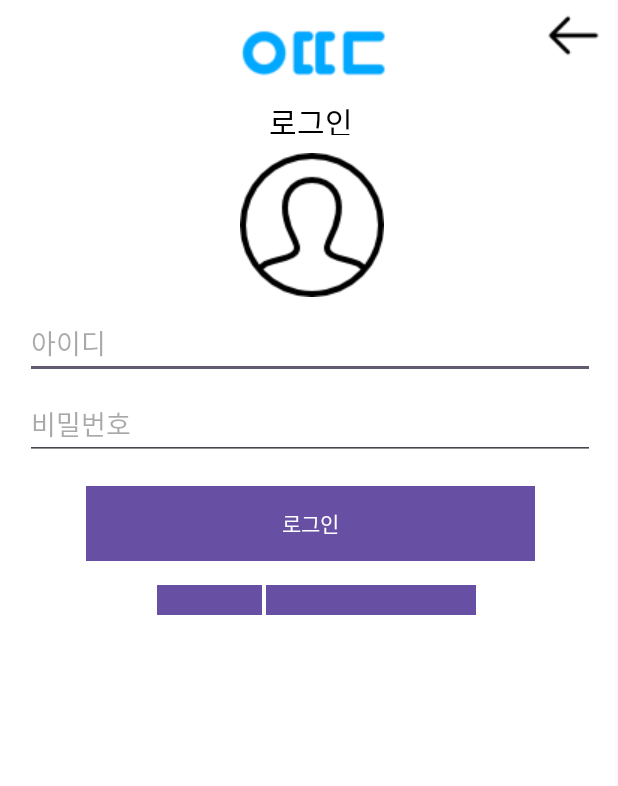
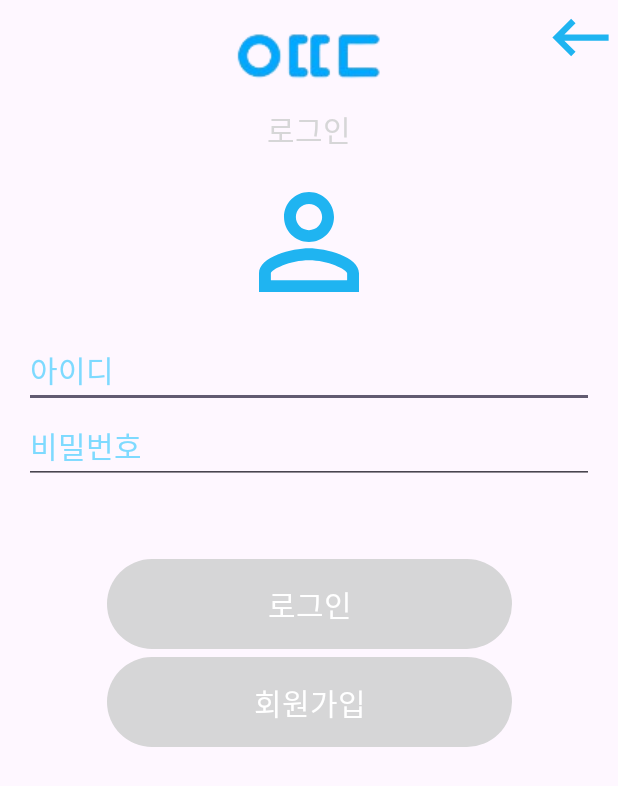
Before and after one commit to rlaangks1/YeoDdaDae, an Android app: the LoginActivity screen opened directly, with no data from a screen before it, on a phone screen of 412 x 824 dp. Shown: the top 786 px of the screen. Run offline under Robolectric (Android 15) with nearby library versions, the phone set to English and light mode, and no system bars; our stand-ins replace Firebase (no records; nobody signed in at launch, a user with empty details on screens opened directly); libraries missing offline, so code that uses them is left out: com.prolificinteractive.materialcalendarview; 4 statements that could not run were skipped.

Commit message:
<activity_login> 과도한 마진 제거, 버튼텍스트 사이즈크게,  backbtn추가

```diff
--- a/YeoDdaDae/app/src/main/res/layout/activity_login.xml
+++ b/YeoDdaDae/app/src/main/res/layout/activity_login.xml
@@ -1,115 +1,120 @@
-<RelativeLayout
-    xmlns:android="http://schemas.android.com/apk/res/android"
-    android:id="@+id/android_lar"
-    android:layout_width="410dp"
-    android:layout_height="730dp"
-    android:clipToOutline="true"
-    android:background="#FFFFFF">
+<?xml version="1.0" encoding="utf-8"?>
+<androidx.constraintlayout.widget.ConstraintLayout xmlns:android="http://schemas.android.com/apk/res/android"
+    xmlns:tools="http://schemas.android.com/tools"
+    android:layout_width="match_parent"
+    android:layout_height="match_parent"
+    xmlns:app="http://schemas.android.com/apk/res-auto">
 
-    <View
-        android:id="@+id/main_image"
-        android:layout_width="99dp"
-        android:layout_height="36dp"
-        android:layout_alignParentLeft="true"
-        android:layout_alignParentTop="true"
-        android:layout_marginLeft="160dp"
-        android:layout_marginTop="18dp"
-        android:background="@drawable/main_image" />
     <ImageView
-        android:id="@+id/user_face"
-        android:layout_width="96dp"
-        android:layout_height="96dp"
-        android:layout_alignParentLeft="true"
-        android:layout_alignParentTop="true"
-        android:layout_marginLeft="160dp"
-        android:layout_marginTop="102dp"
-        android:background="@drawable/user_face" />
+        android:id="@+id/login_mainicon"
+        android:layout_width="wrap_content"
+        android:layout_height="wrap_content"
+        android:layout_marginTop="20dp"
+        app:layout_constraintEnd_toEndOf="parent"
+        app:layout_constraintStart_toStartOf="parent"
+        app:layout_constraintTop_toTopOf="parent"
+        app:srcCompat="@drawable/mainicon" />
+
+    <TextView
+        android:id="@+id/loginTxt"
+        android:layout_width="wrap_content"
+        android:layout_height="wrap_content"
+        android:layout_marginTop="15dp"
+        android:text="로그인"
+        android:textColor="@color/sub"
+        android:textSize="20sp"
+        app:layout_constraintEnd_toEndOf="parent"
+        app:layout_constraintStart_toStartOf="parent"
+        app:layout_constraintTop_toBottomOf="@+id/login_mainicon" />
+
+    <ImageView
+        android:id="@+id/userFace"
+        android:layout_width="wrap_content"
+        android:layout_height="wrap_content"
+        android:layout_marginTop="10dp"
+        app:layout_constraintEnd_toEndOf="parent"
+        app:layout_constraintStart_toStartOf="parent"
+        app:layout_constraintTop_toBottomOf="@+id/loginTxt"
+        app:srcCompat="@drawable/userface" />
 
     <ImageButton
         android:id="@+id/loginBackBtn"
-        android:layout_width="48dp"
-        android:layout_height="34dp"
-        android:layout_alignBottom="@+id/loginPwTxt"
-        android:layout_alignParentStart="true"
-        android:layout_gravity="center"
-        android:layout_marginStart="358dp"
-        android:layout_marginBottom="266dp"
-        android:src="@drawable/backward" />
-
-    <TextView
-        android:id="@+id/login2"
-        android:layout_width="56dp"
-        android:layout_height="24dp"
-        android:layout_alignParentLeft="true"
-        android:layout_alignParentTop="true"
-        android:layout_marginLeft="179dp"
-        android:layout_marginTop="66dp"
-        android:gravity="center"
-        android:text="@string/login2"
-        android:textAppearance="@style/login2" />
+        android:layout_width="wrap_content"
+        android:layout_height="wrap_content"
+        android:src="@drawable/backbtn"
+        android:background="@android:color/transparent"
+        app:layout_constraintEnd_toEndOf="parent"
+        app:layout_constraintTop_toTopOf="parent" />
 
     <EditText
         android:id="@+id/loginIdTxt"
         android:layout_width="380dp"
         android:layout_height="wrap_content"
-        android:layout_alignParentEnd="true"
-        android:layout_alignParentBottom="true"
-        android:layout_marginTop="130dp"
-        android:layout_marginEnd="13dp"
-        android:layout_marginBottom="477dp"
-        android:ems="10"
+        android:layout_marginTop="10dp"
+        android:maxLength="30"
+        android:textSize="20dp"
         android:hint="아이디"
-        android:inputType="textPersonName"
-        android:minHeight="48dp" />
+        android:textColorHint="@color/main"
+        app:layout_constraintEnd_toEndOf="parent"
+        app:layout_constraintStart_toStartOf="parent"
+        app:layout_constraintTop_toBottomOf="@+id/userFace"
+        />
 
     <EditText
         android:id="@+id/loginPwTxt"
         android:layout_width="380dp"
         android:layout_height="wrap_content"
-        android:layout_alignParentEnd="true"
-        android:layout_alignParentBottom="true"
-        android:layout_marginTop="130dp"
-        android:layout_marginEnd="13dp"
-        android:layout_marginBottom="423dp"
-        android:ems="10"
+        android:maxLength="30"
+        android:textSize="20dp"
         android:hint="비밀번호"
-        android:inputType="textPassword"
-        android:minHeight="48dp" />
+        android:textColorHint="@color/main"
+        app:layout_constraintEnd_toEndOf="parent"
+        app:layout_constraintStart_toStartOf="parent"
+        app:layout_constraintTop_toBottomOf="@id/loginIdTxt" />
 
-    <Button
+    <ImageButton
         android:id="@+id/loginBtn"
-        android:layout_width="300dp"
-        android:layout_height="50dp"
-        android:layout_alignParentStart="true"
-        android:layout_alignParentEnd="true"
-        android:layout_alignParentBottom="true"
-        android:layout_marginStart="57dp"
-        android:layout_marginTop="14dp"
-        android:layout_marginEnd="53dp"
-        android:layout_marginBottom="356dp"
-        android:background="@color/main"
+        android:layout_width="270dp"
+        android:layout_height="60dp"
+        android:layout_marginTop="50dp"
+        android:background="@drawable/round_button"
+        app:layout_constraintEnd_toEndOf="parent"
+        app:layout_constraintStart_toStartOf="parent"
+        app:layout_constraintTop_toBottomOf="@id/loginPwTxt" />
+
+    <TextView
+        android:id="@+id/loginBtnTxt"
+        android:layout_width="wrap_content"
+        android:layout_height="wrap_content"
         android:text="로그인"
-        android:visibility="visible" />
+        android:textSize="20dp"
+        android:textColor="@color/white"
+        app:layout_constraintBottom_toBottomOf="@+id/loginBtn"
+        app:layout_constraintEnd_toEndOf="@+id/loginBtn"
+        app:layout_constraintStart_toStartOf="@+id/loginBtn"
+        app:layout_constraintTop_toTopOf="@+id/loginBtn" />
 
-    <Button
+    <ImageButton
         android:id="@+id/toRegisterBtn"
-        android:layout_width="70dp"
-        android:layout_height="20dp"
-        android:layout_alignStart="@+id/loginBtn"
-        android:layout_alignBottom="@+id/loginBtn"
-        android:layout_marginStart="47dp"
-        android:layout_marginBottom="-36dp"
-        android:background="@color/white"
-        android:text="회원가입" />
+        android:layout_width="270dp"
+        android:layout_height="60dp"
+        android:layout_marginTop="5dp"
+        android:background="@drawable/round_button"
+        app:layout_constraintEnd_toEndOf="parent"
+        app:layout_constraintStart_toStartOf="parent"
+        app:layout_constraintTop_toBottomOf="@id/loginBtn" />
 
-    <Button
-        android:id="@+id/login_findidpw"
-        android:layout_width="140dp"
-        android:layout_height="20dp"
-        android:layout_alignStart="@+id/loginBtn"
-        android:layout_alignBottom="@+id/loginBtn"
-        android:layout_marginStart="120dp"
-        android:layout_marginBottom="-36dp"
-        android:background="@color/white"
-        android:text="아이디/비밀번호 찾기" />
-</RelativeLayout>
+    <TextView
+        android:id="@+id/toRegisterBtnTxt"
+        android:layout_width="wrap_content"
+        android:layout_height="wrap_content"
+        android:text="회원가입"
+        android:textColor="@color/white"
+        android:textSize="20dp"
+        app:layout_constraintBottom_toBottomOf="@+id/toRegisterBtn"
+        app:layout_constraintEnd_toEndOf="@+id/toRegisterBtn"
+        app:layout_constraintStart_toStartOf="@+id/toRegisterBtn"
+        app:layout_constraintTop_toTopOf="@+id/toRegisterBtn" />
+
+
+</androidx.constraintlayout.widget.ConstraintLayout>
```
